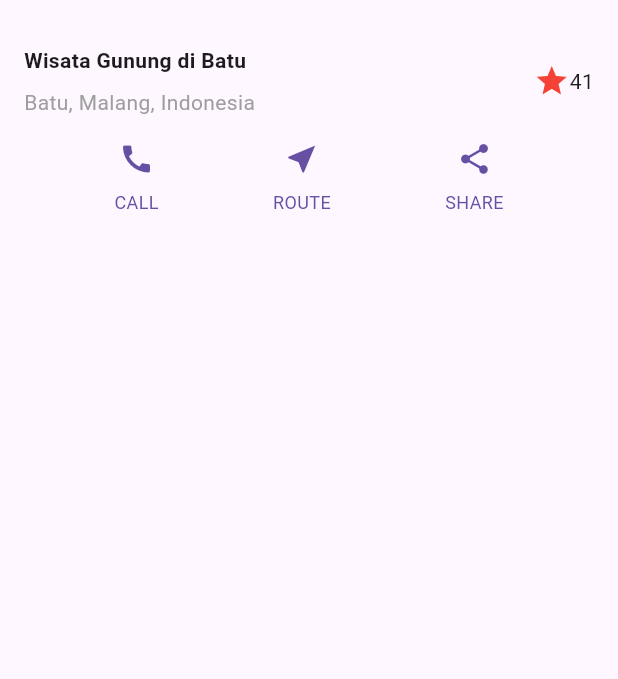
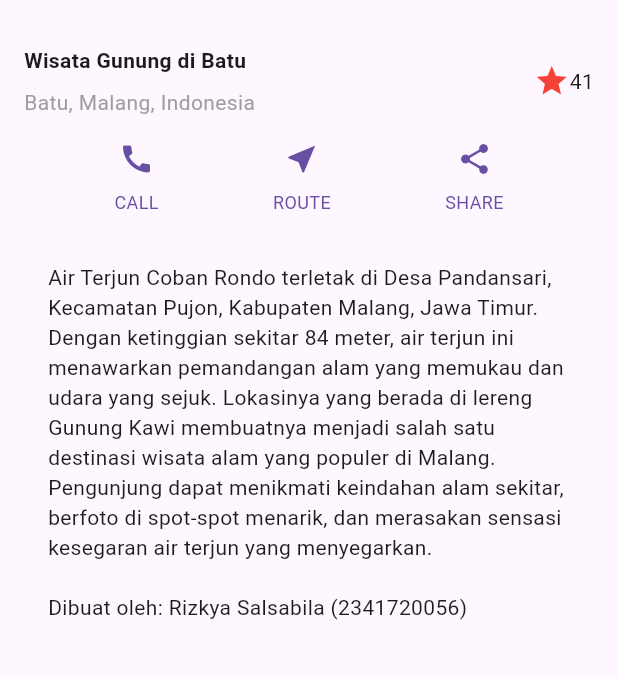
Before and after one commit to RizkyaSalsabila/Assignment-Sem5_MobileProgramming_Rizkyaa, a Flutter app: the screen it shows after launch, on a phone screen of 412 x 824 dp, the part 63-742 px from its top. Run offline on Flutter 3.47's test engine with Material 3 defaults, Android fonts, the phone set to English and light mode, and no system bars.

Commit message:
upload prak3

```diff
--- a/minggu06_jobsheet06/layout_flutter/lib/main.dart
+++ b/minggu06_jobsheet06/layout_flutter/lib/main.dart
@@ -56,6 +56,19 @@ class MyApp extends StatelessWidget {
       ],
     );
 
+    // == PRAKTIKUM 3 ==
+    Widget textSection = Container(
+      padding: const EdgeInsets.all(32),
+      child: const Text(
+        'Air Terjun Coban Rondo terletak di Desa Pandansari, Kecamatan Pujon, Kabupaten Malang, Jawa Timur. '
+        'Dengan ketinggian sekitar 84 meter, air terjun ini menawarkan pemandangan alam yang memukau dan udara yang sejuk. '
+        'Lokasinya yang berada di lereng Gunung Kawi membuatnya menjadi salah satu destinasi wisata alam yang populer di Malang. '
+        'Pengunjung dapat menikmati keindahan alam sekitar, berfoto di spot-spot menarik, dan merasakan sensasi kesegaran air terjun yang menyegarkan.\n\n'
+        'Dibuat oleh: Rizkya Salsabila (2341720056)\n',
+        softWrap: true,
+      ),
+    );
+
     return MaterialApp(
       title: 'Flutter layout: Rizkya Salsabila_2341720056',
       home: Scaffold(
@@ -66,6 +79,7 @@ class MyApp extends StatelessWidget {
           children: [
             titleSection,
             buttonSection,
+            textSection,
           ],
         ),
       ),
```
